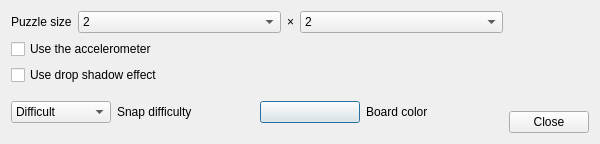
Old version of the form settingsdialog.ui in the repository Venemo/puzzle-master.
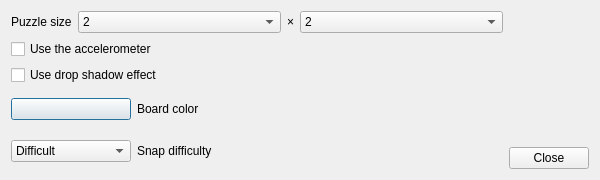
New version of the form.

Commit message: * Improved appearance of settings GUI * Fixed color selection

```diff
--- a/settingsdialog.ui
+++ b/settingsdialog.ui
@@ -10,7 +10,7 @@
     <x>0</x>
     <y>0</y>
     <width>600</width>
-    <height>144</height>
+    <height>180</height>
    </rect>
   </property>
   <property name="sizePolicy">
@@ -220,6 +220,48 @@
      <item>
       <layout class="QHBoxLayout" name="horizontalLayout_2">
        <item>
+        <widget class="QPushButton" name="btnBoardColor">
+         <property name="sizePolicy">
+          <sizepolicy hsizetype="Fixed" vsizetype="Fixed">
+           <horstretch>0</horstretch>
+           <verstretch>0</verstretch>
+          </sizepolicy>
+         </property>
+         <property name="minimumSize">
+          <size>
+           <width>120</width>
+           <height>0</height>
+          </size>
+         </property>
+         <property name="maximumSize">
+          <size>
+           <width>100</width>
+           <height>16777215</height>
+          </size>
+         </property>
+         <property name="text">
+          <string/>
+         </property>
+        </widget>
+       </item>
+       <item>
+        <widget class="QLabel" name="label_3">
+         <property name="sizePolicy">
+          <sizepolicy hsizetype="Preferred" vsizetype="Preferred">
+           <horstretch>0</horstretch>
+           <verstretch>0</verstretch>
+          </sizepolicy>
+         </property>
+         <property name="text">
+          <string>Board color</string>
+         </property>
+        </widget>
+       </item>
+      </layout>
+     </item>
+     <item>
+      <layout class="QHBoxLayout" name="horizontalLayout_3">
+       <item>
         <widget class="QComboBox" name="cbTolerance">
          <property name="sizePolicy">
           <sizepolicy hsizetype="Fixed" vsizetype="Fixed">
@@ -229,7 +271,7 @@
          </property>
          <property name="minimumSize">
           <size>
-           <width>100</width>
+           <width>120</width>
            <height>0</height>
           </size>
          </property>
@@ -269,44 +311,6 @@
          </property>
         </widget>
        </item>
-       <item>
-        <widget class="QPushButton" name="btnBoardColor">
-         <property name="sizePolicy">
-          <sizepolicy hsizetype="Fixed" vsizetype="Fixed">
-           <horstretch>0</horstretch>
-           <verstretch>0</verstretch>
-          </sizepolicy>
-         </property>
-         <property name="minimumSize">
-          <size>
-           <width>100</width>
-           <height>0</height>
-          </size>
-         </property>
-         <property name="maximumSize">
-          <size>
-           <width>100</width>
-           <height>16777215</height>
-          </size>
-         </property>
-         <property name="text">
-          <string/>
-         </property>
-        </widget>
-       </item>
-       <item>
-        <widget class="QLabel" name="label_3">
-         <property name="sizePolicy">
-          <sizepolicy hsizetype="Preferred" vsizetype="Preferred">
-           <horstretch>0</horstretch>
-           <verstretch>0</verstretch>
-          </sizepolicy>
-         </property>
-         <property name="text">
-          <string>Board color</string>
-         </property>
-        </widget>
-       </item>
       </layout>
      </item>
     </layout>
```
The commit also changes 1 other file.
